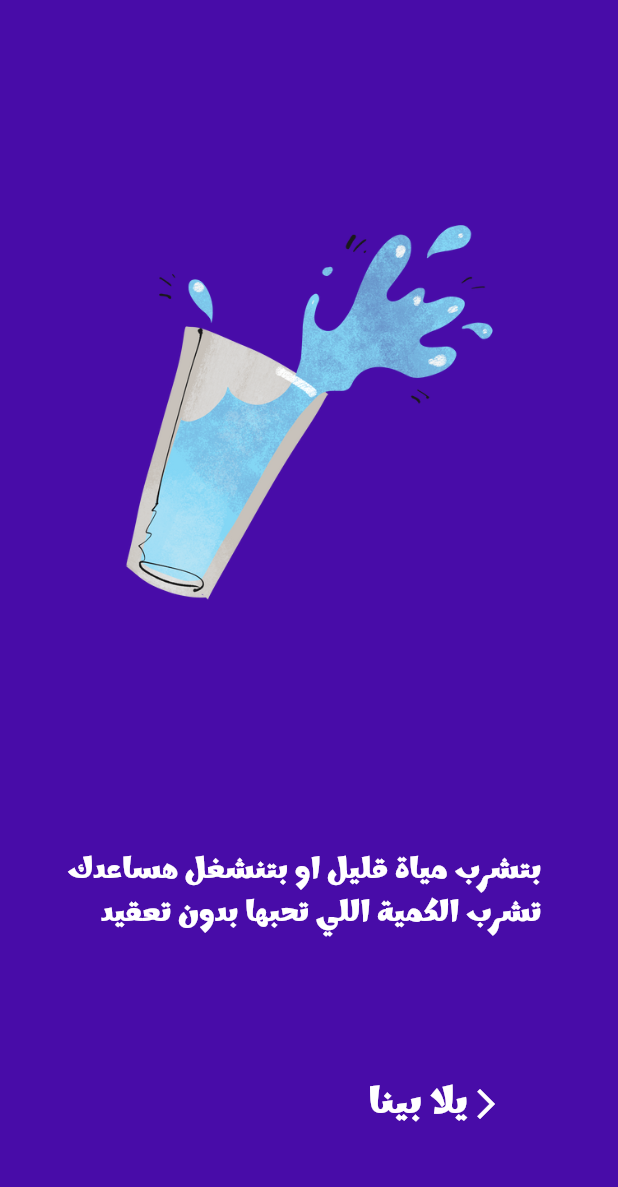
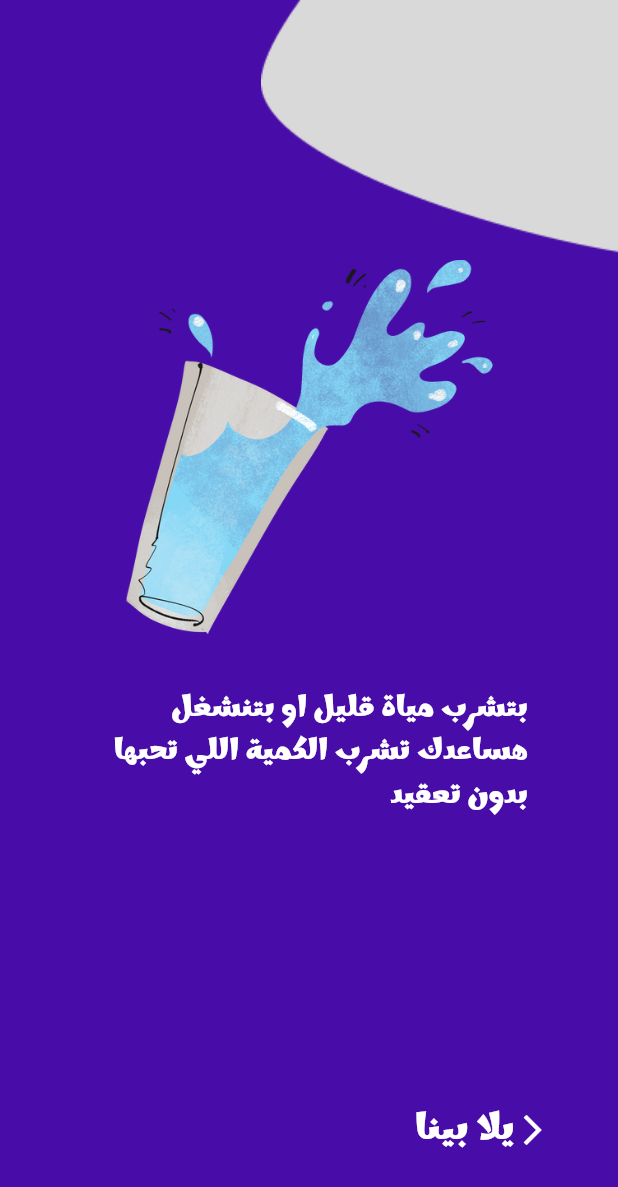
Before and after one commit to Magiixcode/Ashrably, a Flutter app: the screen it shows after launch, after a tap on "التالي", on a phone screen of 412 x 824 dp. Shown: the top 1187 px of the screen. Run offline on Flutter 3.47's test engine with Material 3 defaults, Android fonts, the phone set to English and light mode, and no system bars; our stand-ins replace flutter_zoom_drawer.

Commit message:
modyfy some splash page

```diff
--- a/lib/pages/drawer/menu_page.dart
+++ b/lib/pages/drawer/menu_page.dart
@@ -14,7 +14,6 @@ class MenuPage extends StatefulWidget {
 class _MenuPageState extends State<MenuPage> {
   void _openIconButtonPtressed() {
     showModalBottomSheet(
-      isScrollControlled: true,
       context: context,
       builder: (Ctx) => InfoPage(),
     );
--- a/lib/pages/splash/spalsh_three.dart
+++ b/lib/pages/splash/spalsh_three.dart
@@ -10,10 +10,17 @@ class Splash3 extends StatelessWidget {
   Widget build(BuildContext context) {
     return Scaffold(
       backgroundColor: KPrimaryColor,
-      body: Padding(
-        padding: const EdgeInsets.symmetric(horizontal: 16),
-        child: Stack(
+      body: Column(
         children: [
+          const Row(
+            mainAxisAlignment: MainAxisAlignment.end,
+            children: [
+              Image(
+                  image: AssetImage(
+                'assets/images/Ellipse 33.png',
+              )),
+            ],
+          ),
           Positioned(
             top: 150,
             left: 15,
@@ -23,10 +30,15 @@ class Splash3 extends StatelessWidget {
               height: 250,
             ),
           ),
+          const SizedBox(
+            height: 35,
+          ),
           const Positioned(
             bottom: 200,
             left: 15,
             right: 35,
+            child: Padding(
+              padding: EdgeInsets.symmetric(horizontal: 60),
               child: Text(
                 maxLines: 3,
                 textAlign: TextAlign.right,
@@ -39,6 +51,13 @@ class Splash3 extends StatelessWidget {
                 ),
               ),
             ),
+          ),
+          const SizedBox(
+            height: 170,
+          ),
+          Row(
+            mainAxisAlignment: MainAxisAlignment.end,
+            children: [
               Positioned(
                 bottom: 50,
                 right: 15,
@@ -58,6 +77,7 @@ class Splash3 extends StatelessWidget {
               ),
             ],
           ),
+        ],
       ),
     );
   }
--- a/lib/pages/splash/splash_tow.dart
+++ b/lib/pages/splash/splash_tow.dart
@@ -14,25 +14,24 @@ class Splash2 extends StatelessWidget {
       backgroundColor: KPrimaryColor,
       body: Stack(
         children: [
-          CustomBackgroundColor(direction: Alignment.bottomRight),
           Column(
             children: [
-              CustomPaint(
-                size: const Size(200, 100),
-                painter: EllipsePainter(
-                  width: 332.05,
-                  hight: 369.5,
-                  top: -167,
-                  left: 214,
-                ),
-              ),
+              // CustomPaint(
+              //   size: const Size(200, 100),
+              //   painter: EllipsePainter(
+              //     width: 332.05,
+              //     hight: 369.5,
+              //     top: -167,
+              //     left: 214,
+              //   ),
+              // ),
               const Row(
                 mainAxisAlignment: MainAxisAlignment.end,
                 children: [
-                  // Image(
-                  //     image: AssetImage(
-                  //   'assets/images/Ellipse 3.png',
-                  // )),
+                  Image(
+                      image: AssetImage(
+                    'assets/images/Ellipse 3.png',
+                  )),
                 ],
               ),
               const Spacer(
```
Also changed, not shown: assets/images/Ellipse 3 right.png (added), assets/images/Ellipse 33.png (added). Lines whose indentation alone changed are shown as unchanged.
